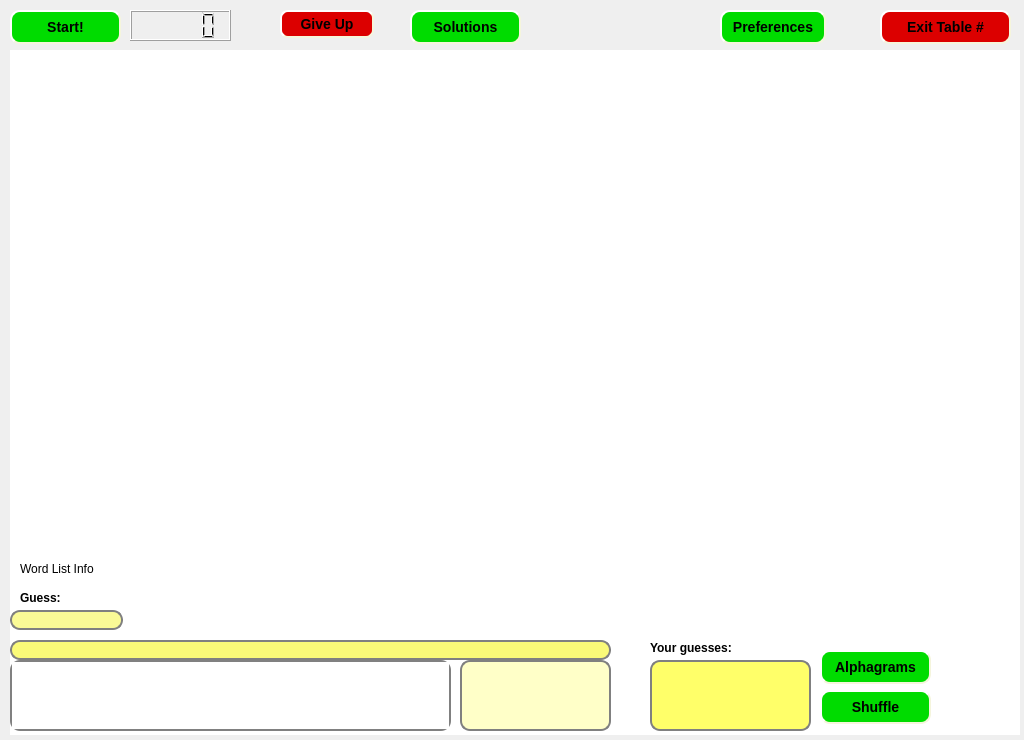
The window that trunk/client/src/tableForm.ui (domino14/aerolithdesktop) describes before a commit, drawn with Qt 5.
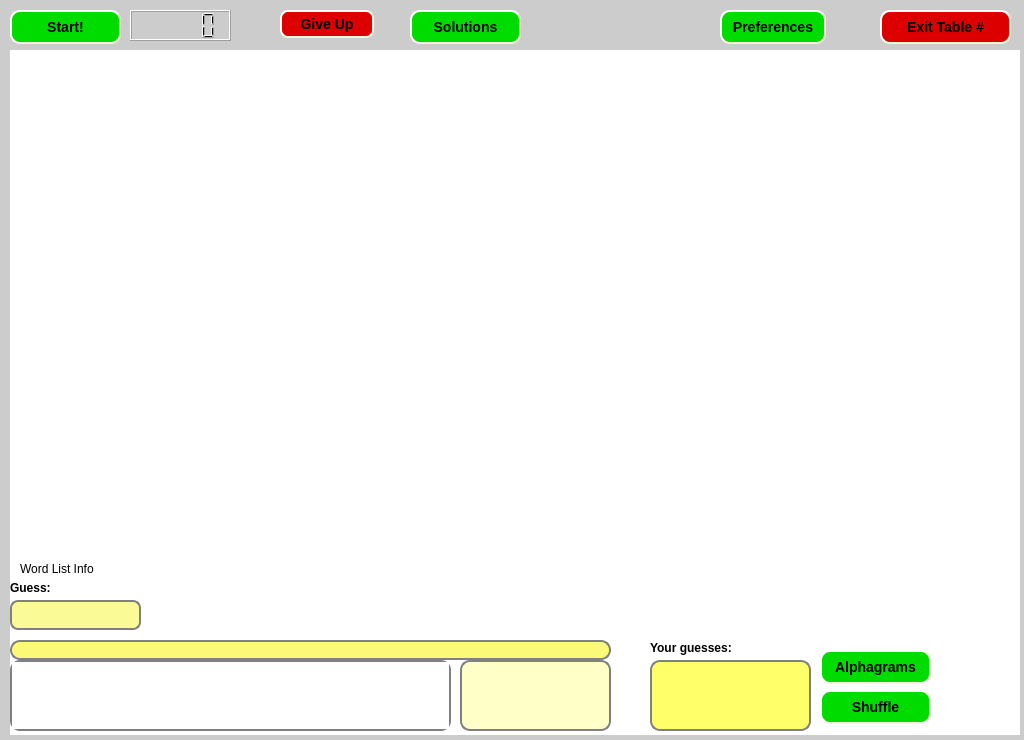
The same window after the commit.

```diff
--- a/trunk/client/src/tableForm.ui
+++ b/trunk/client/src/tableForm.ui
@@ -27,6 +27,70 @@
     <height>2000</height>
    </size>
   </property>
+  <property name="palette" >
+   <palette>
+    <active>
+     <colorrole role="Base" >
+      <brush brushstyle="SolidPattern" >
+       <color alpha="255" >
+        <red>255</red>
+        <green>255</green>
+        <blue>255</blue>
+       </color>
+      </brush>
+     </colorrole>
+     <colorrole role="Window" >
+      <brush brushstyle="SolidPattern" >
+       <color alpha="255" >
+        <red>204</red>
+        <green>204</green>
+        <blue>204</blue>
+       </color>
+      </brush>
+     </colorrole>
+    </active>
+    <inactive>
+     <colorrole role="Base" >
+      <brush brushstyle="SolidPattern" >
+       <color alpha="255" >
+        <red>255</red>
+        <green>255</green>
+        <blue>255</blue>
+       </color>
+      </brush>
+     </colorrole>
+     <colorrole role="Window" >
+      <brush brushstyle="SolidPattern" >
+       <color alpha="255" >
+        <red>204</red>
+        <green>204</green>
+        <blue>204</blue>
+       </color>
+      </brush>
+     </colorrole>
+    </inactive>
+    <disabled>
+     <colorrole role="Base" >
+      <brush brushstyle="SolidPattern" >
+       <color alpha="255" >
+        <red>204</red>
+        <green>204</green>
+        <blue>204</blue>
+       </color>
+      </brush>
+     </colorrole>
+     <colorrole role="Window" >
+      <brush brushstyle="SolidPattern" >
+       <color alpha="255" >
+        <red>204</red>
+        <green>204</green>
+        <blue>204</blue>
+       </color>
+      </brush>
+     </colorrole>
+    </disabled>
+   </palette>
+  </property>
   <property name="windowTitle" >
    <string/>
   </property>
@@ -284,19 +348,20 @@
    <property name="geometry" >
     <rect>
      <x>10</x>
-     <y>610</y>
-     <width>113</width>
-     <height>20</height>
+     <y>600</y>
+     <width>131</width>
+     <height>30</height>
     </rect>
    </property>
    <property name="styleSheet" >
-    <string> QLineEdit {&#xd;
-     border: 2px solid gray;&#xd;
-     border-radius: 10px;&#xd;
-     padding: 0 8px;&#xd;
-     background: rgb(250, 250, 150);&#xd;
-     selection-background-color: darkgray;&#xd;
- } &#xd;
+    <string> QLineEdit {
+     border: 2px solid gray;
+     border-radius: 8px;
+     padding: 3px;
+     background: rgb(250, 250, 150);
+     selection-background-color: darkgray;
+	font: 14px;
+ } 
 </string>
    </property>
    <property name="maxLength" >
@@ -306,8 +371,8 @@
   <widget class="QLabel" name="labelGuess" >
    <property name="geometry" >
     <rect>
-     <x>20</x>
-     <y>590</y>
+     <x>10</x>
+     <y>580</y>
      <width>61</width>
      <height>16</height>
     </rect>
@@ -455,7 +520,7 @@
     <rect>
      <x>20</x>
      <y>560</y>
-     <width>101</width>
+     <width>121</width>
      <height>18</height>
     </rect>
    </property>
```
